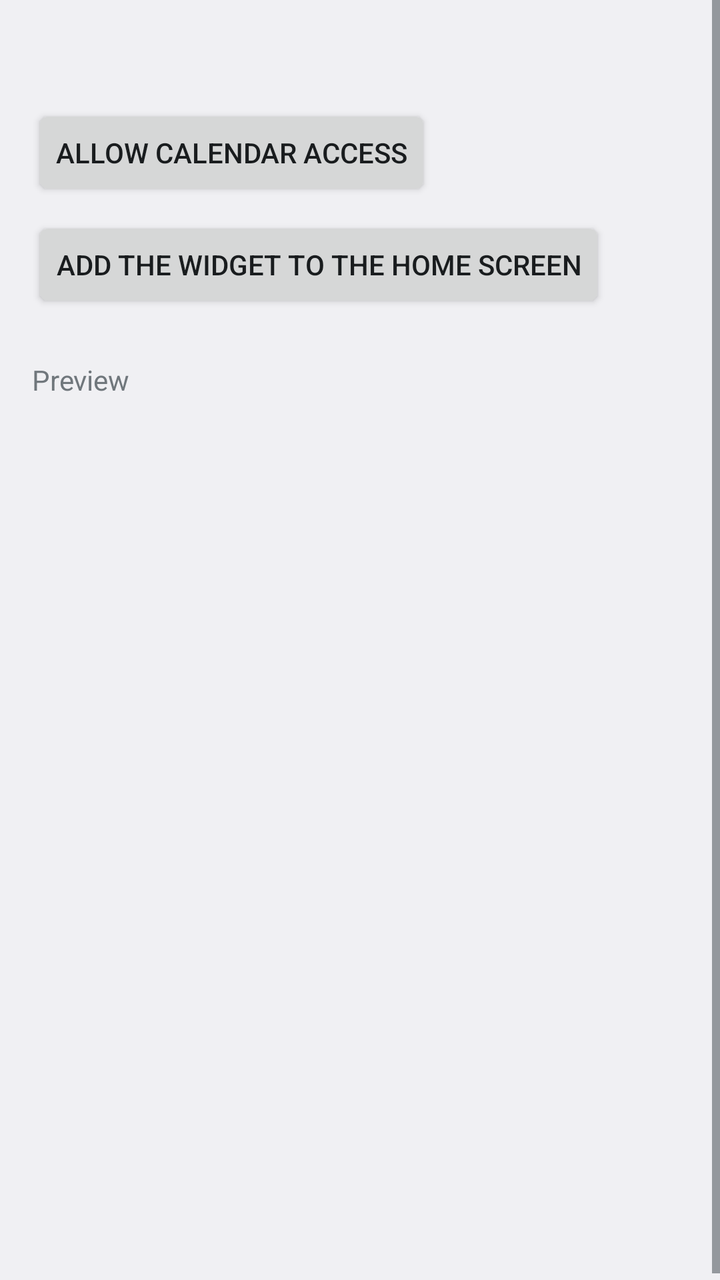
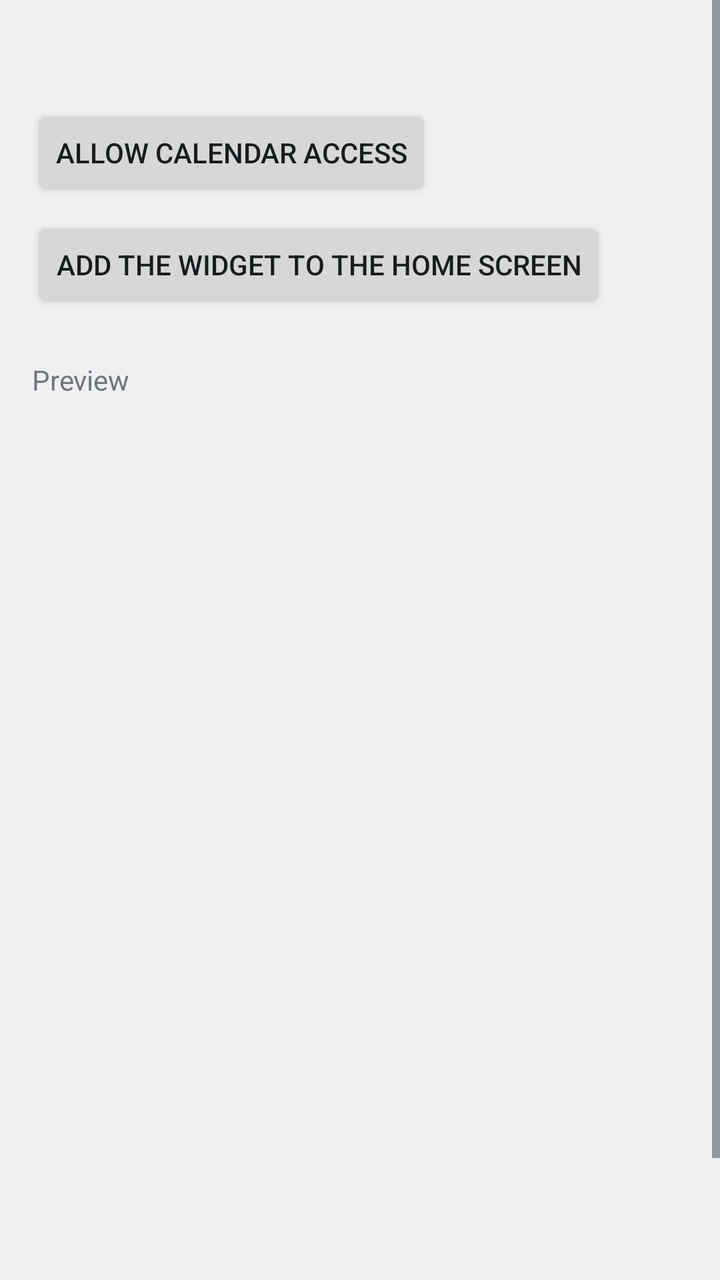

Before-and-after screenshots of an Android layout around one commit, followed by the original layout XML and the change that was made.
<!-- AndroidManifest.xml: application theme android:Theme.DeviceDefault.DayNight -->
<!-- res/layout/activity_main.xml -->
<?xml version="1.0" encoding="utf-8"?>
<ScrollView xmlns:android="http://schemas.android.com/apk/res/android"
    android:layout_width="match_parent"
    android:layout_height="match_parent"
    android:fitsSystemWindows="true">

    <LinearLayout
        android:layout_width="match_parent"
        android:layout_height="wrap_content"
        android:orientation="vertical"
        android:padding="16dp">

        <TextView
            android:id="@+id/status"
            android:layout_width="match_parent"
            android:layout_height="wrap_content"
            android:textAppearance="?android:attr/textAppearanceMedium" />

        <Button
            android:id="@+id/grant"
            android:layout_width="wrap_content"
            android:layout_height="wrap_content"
            android:layout_marginTop="12dp"
            android:text="@string/grant_access" />

        <Button
            android:id="@+id/add_widget"
            android:layout_width="wrap_content"
            android:layout_height="wrap_content"
            android:layout_marginTop="8dp"
            android:text="@string/add_widget" />

        <TextView
            android:layout_width="wrap_content"
            android:layout_height="wrap_content"
            android:layout_marginTop="24dp"
            android:text="@string/preview"
            android:textAppearance="?android:attr/textAppearanceSmall" />

        
        <FrameLayout
            android:id="@+id/preview"
            android:layout_width="match_parent"
            android:layout_height="420dp"
            android:layout_marginTop="8dp" />
    </LinearLayout>
</ScrollView>
<!-- resources referenced by this layout -->
<resources>
  <string name="add_widget">Add the widget to the home screen</string>
  <string name="grant_access">Allow calendar access</string>
  <string name="preview">Preview</string>
</resources>

<!-- the commit's change to res/layout/activity_main.xml (unified diff, before → after) -->
@@ -43,5 +43,13 @@
             android:layout_width="match_parent"
             android:layout_height="420dp"
             android:layout_marginTop="8dp" />
+
+        <Button
+            android:id="@+id/privacy_policy"
+            style="?android:attr/borderlessButtonStyle"
+            android:layout_width="wrap_content"
+            android:layout_height="wrap_content"
+            android:layout_marginTop="16dp"
+            android:text="@string/privacy_policy" />
     </LinearLayout>
 </ScrollView>
<!-- resource entries referenced after the edit -->
@@ -3,5 +3,6 @@
   <string name="add_widget">Add the widget to the home screen</string>
   <string name="grant_access">Allow calendar access</string>
   <string name="preview">Preview</string>
+  <string name="privacy_policy">Privacy policy</string>
 </resources>
 
